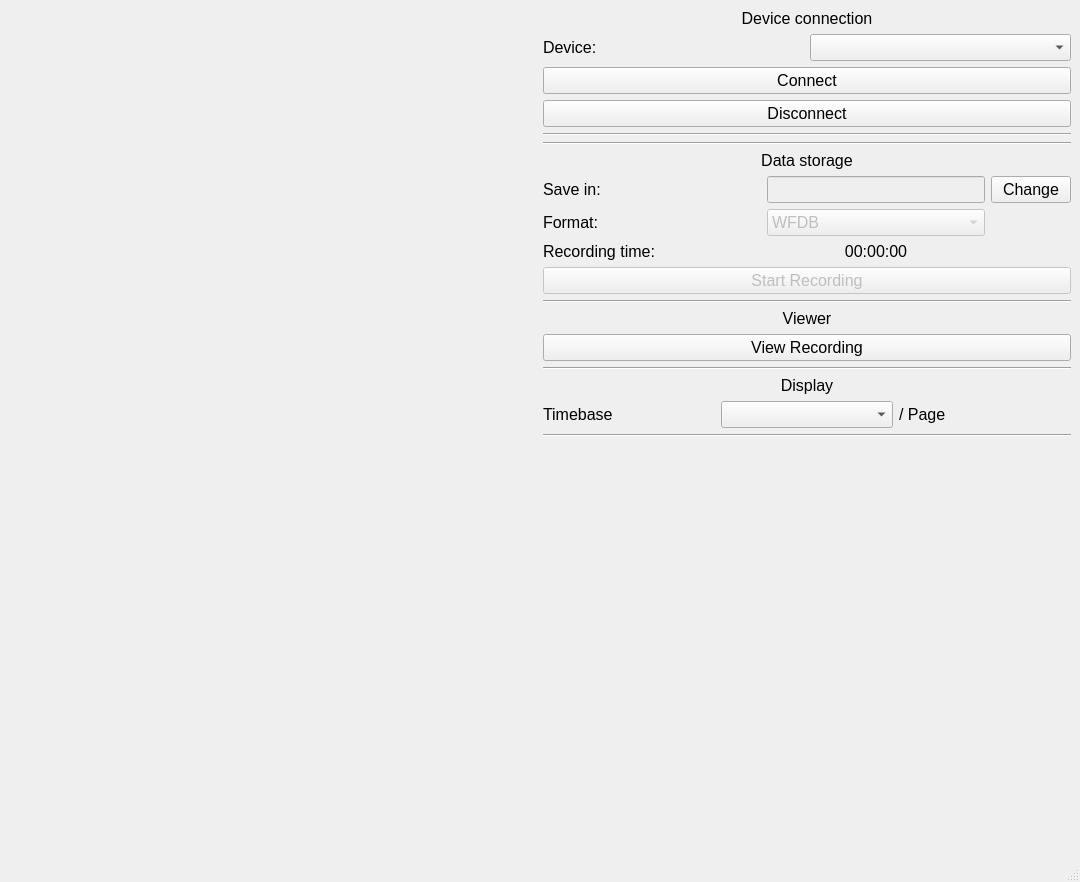
This is resources/main_window.ui in mcsltd/mcs-inRat-monitor as Qt 5 draws it before an edit. The edited form follows.
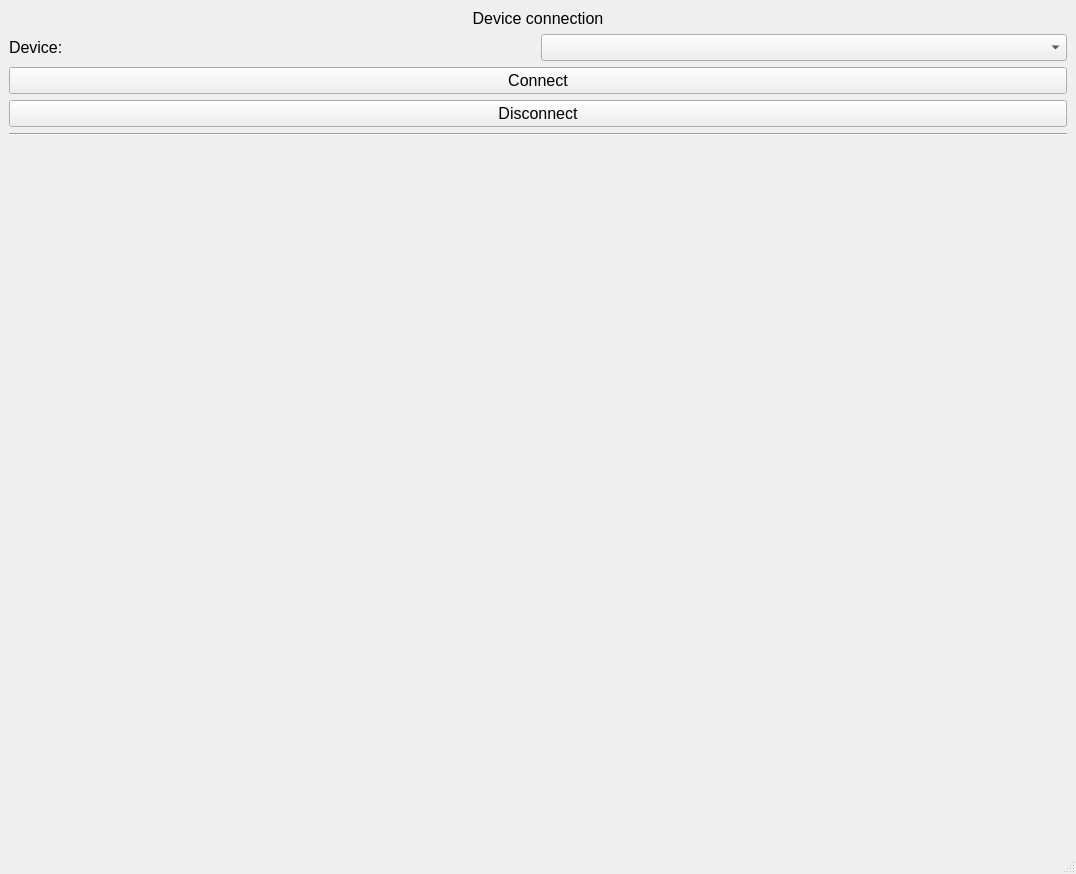
This is the edited form. Icons and pictures are not drawn. Custom widgets are drawn as their Qt base class.

Commit message: refactor: move logic show signal into stream displays

Patch:
```diff
--- a/resources/main_window.ui
+++ b/resources/main_window.ui
@@ -6,8 +6,8 @@
    <rect>
     <x>0</x>
     <y>0</y>
-    <width>1080</width>
-    <height>882</height>
+    <width>1076</width>
+    <height>874</height>
    </rect>
   </property>
   <property name="windowTitle">
@@ -93,276 +93,7 @@
        </widget>
       </item>
       <item>
-       <widget class="Line" name="line">
-        <property name="orientation">
-         <enum>Qt::Orientation::Horizontal</enum>
-        </property>
-       </widget>
-      </item>
-      <item>
-       <widget class="QLabel" name="labelDataStorage">
-        <property name="font">
-         <font>
-          <pointsize>12</pointsize>
-         </font>
-        </property>
-        <property name="text">
-         <string>Data storage</string>
-        </property>
-        <property name="alignment">
-         <set>Qt::AlignmentFlag::AlignCenter</set>
-        </property>
-       </widget>
-      </item>
-      <item>
-       <layout class="QHBoxLayout" name="horizontalLayout_2">
-        <item>
-         <layout class="QGridLayout" name="gridLayout_7">
-          <item row="1" column="1">
-           <widget class="QLineEdit" name="lineEditSave">
-            <property name="enabled">
-             <bool>false</bool>
-            </property>
-            <property name="sizePolicy">
-             <sizepolicy hsizetype="Minimum" vsizetype="Minimum">
-              <horstretch>0</horstretch>
-              <verstretch>0</verstretch>
-             </sizepolicy>
-            </property>
-            <property name="font">
-             <font>
-              <pointsize>12</pointsize>
-             </font>
-            </property>
-           </widget>
-          </item>
-          <item row="3" column="0">
-           <widget class="QLabel" name="labelRT">
-            <property name="font">
-             <font>
-              <pointsize>12</pointsize>
-             </font>
-            </property>
-            <property name="text">
-             <string>Recording time:</string>
-            </property>
-            <property name="alignment">
-             <set>Qt::AlignmentFlag::AlignLeading|Qt::AlignmentFlag::AlignLeft|Qt::AlignmentFlag::AlignVCenter</set>
-            </property>
-           </widget>
-          </item>
-          <item row="1" column="2">
-           <widget class="QPushButton" name="pushButtonSelectDirSave">
-            <property name="enabled">
-             <bool>true</bool>
-            </property>
-            <property name="sizePolicy">
-             <sizepolicy hsizetype="Fixed" vsizetype="Minimum">
-              <horstretch>0</horstretch>
-              <verstretch>0</verstretch>
-             </sizepolicy>
-            </property>
-            <property name="minimumSize">
-             <size>
-              <width>5</width>
-              <height>0</height>
-             </size>
-            </property>
-            <property name="font">
-             <font>
-              <pointsize>12</pointsize>
-             </font>
-            </property>
-            <property name="text">
-             <string>Change</string>
-            </property>
-           </widget>
-          </item>
-          <item row="2" column="1">
-           <widget class="QComboBox" name="comboBoxFormat">
-            <property name="enabled">
-             <bool>false</bool>
-            </property>
-            <property name="font">
-             <font>
-              <pointsize>12</pointsize>
-             </font>
-            </property>
-            <item>
-             <property name="text">
-              <string>WFDB</string>
-             </property>
-            </item>
-            <item>
-             <property name="text">
-              <string>EDF</string>
-             </property>
-            </item>
-           </widget>
-          </item>
-          <item row="1" column="0">
-           <widget class="QLabel" name="labelDirSave">
-            <property name="font">
-             <font>
-              <pointsize>12</pointsize>
-             </font>
-            </property>
-            <property name="text">
-             <string>Save in:</string>
-            </property>
-            <property name="alignment">
-             <set>Qt::AlignmentFlag::AlignLeading|Qt::AlignmentFlag::AlignLeft|Qt::AlignmentFlag::AlignVCenter</set>
-            </property>
-           </widget>
-          </item>
-          <item row="3" column="1">
-           <widget class="QLabel" name="labelRTvalue">
-            <property name="font">
-             <font>
-              <pointsize>12</pointsize>
-             </font>
-            </property>
-            <property name="text">
-             <string>00:00:00</string>
-            </property>
-            <property name="alignment">
-             <set>Qt::AlignmentFlag::AlignCenter</set>
-            </property>
-           </widget>
-          </item>
-          <item row="2" column="0">
-           <widget class="QLabel" name="labelFormat">
-            <property name="font">
-             <font>
-              <pointsize>12</pointsize>
-             </font>
-            </property>
-            <property name="text">
-             <string>Format:</string>
-            </property>
-            <property name="alignment">
-             <set>Qt::AlignmentFlag::AlignLeading|Qt::AlignmentFlag::AlignLeft|Qt::AlignmentFlag::AlignVCenter</set>
-            </property>
-           </widget>
-          </item>
-         </layout>
-        </item>
-       </layout>
-      </item>
-      <item>
-       <widget class="QPushButton" name="pushButtonRecording">
-        <property name="enabled">
-         <bool>false</bool>
-        </property>
-        <property name="font">
-         <font>
-          <pointsize>12</pointsize>
-         </font>
-        </property>
-        <property name="text">
-         <string>Start Recording</string>
-        </property>
-       </widget>
-      </item>
-      <item>
-       <widget class="Line" name="line_2">
-        <property name="orientation">
-         <enum>Qt::Orientation::Horizontal</enum>
-        </property>
-       </widget>
-      </item>
-      <item>
-       <widget class="QLabel" name="label">
-        <property name="font">
-         <font>
-          <pointsize>12</pointsize>
-         </font>
-        </property>
-        <property name="text">
-         <string>Viewer</string>
-        </property>
-        <property name="alignment">
-         <set>Qt::AlignmentFlag::AlignCenter</set>
-        </property>
-       </widget>
-      </item>
-      <item>
-       <widget class="QPushButton" name="pushButtonViewRecording">
-        <property name="font">
-         <font>
-          <pointsize>12</pointsize>
-         </font>
-        </property>
-        <property name="text">
-         <string>View Recording</string>
-        </property>
-       </widget>
-      </item>
-      <item>
-       <widget class="Line" name="line_5">
-        <property name="orientation">
-         <enum>Qt::Orientation::Horizontal</enum>
-        </property>
-       </widget>
-      </item>
-      <item>
-       <widget class="QLabel" name="label_2">
-        <property name="font">
-         <font>
-          <pointsize>12</pointsize>
-         </font>
-        </property>
-        <property name="text">
-         <string>Display</string>
-        </property>
-        <property name="alignment">
-         <set>Qt::AlignmentFlag::AlignCenter</set>
-        </property>
-       </widget>
-      </item>
-      <item>
-       <layout class="QGridLayout" name="gridLayout_2">
-        <item row="0" column="1">
-         <widget class="QComboBox" name="comboBoxTimebase">
-          <property name="font">
-           <font>
-            <pointsize>12</pointsize>
-           </font>
-          </property>
-         </widget>
-        </item>
-        <item row="0" column="2">
-         <widget class="QLabel" name="labelPage">
-          <property name="font">
-           <font>
-            <pointsize>12</pointsize>
-           </font>
-          </property>
-          <property name="text">
-           <string>/ Page</string>
-          </property>
-         </widget>
-        </item>
-        <item row="0" column="0">
-         <widget class="QLabel" name="labelTimebase">
-          <property name="font">
-           <font>
-            <pointsize>12</pointsize>
-           </font>
-          </property>
-          <property name="text">
-           <string>Timebase</string>
-          </property>
-         </widget>
-        </item>
-       </layout>
-      </item>
-      <item>
-       <widget class="Line" name="line_4">
-        <property name="orientation">
-         <enum>Qt::Orientation::Horizontal</enum>
-        </property>
-       </widget>
+       <layout class="QHBoxLayout" name="horizontalLayout_2"/>
       </item>
       <item>
        <spacer name="verticalSpacer">
@@ -380,17 +111,7 @@
      </layout>
     </item>
     <item row="0" column="0">
-     <layout class="QVBoxLayout" name="verticalLayoutDisplay">
-      <item>
-       <widget class="PlotWidget" name="plotWidget" native="true">
-        <property name="font">
-         <font>
-          <pointsize>12</pointsize>
-         </font>
-        </property>
-       </widget>
-      </item>
-     </layout>
+     <layout class="QVBoxLayout" name="verticalLayoutDisplay"/>
     </item>
    </layout>
   </widget>
@@ -406,14 +127,6 @@
   </widget>
   <widget class="QStatusBar" name="statusbar"/>
  </widget>
- <customwidgets>
-  <customwidget>
-   <class>PlotWidget</class>
-   <extends>QWidget</extends>
-   <header>pyqtgraph</header>
-   <container>1</container>
-  </customwidget>
- </customwidgets>
  <resources>
   <include location="resources.qrc"/>
  </resources>
```
Left out of the diff: 2 changed lines with no effect on the pictures. The commit also changes 3 other files.
